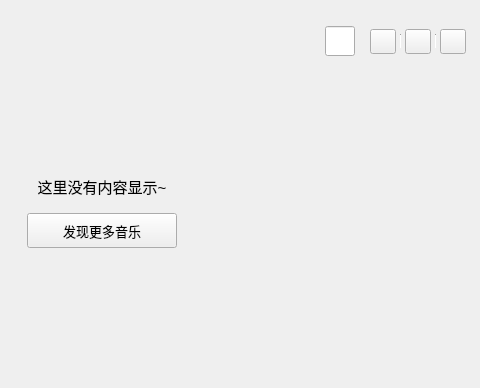
Above: KuGouClient/RecentlyPlayed/RecentlySingleSong/RecentlySingleSong.ui from a-mo-xi-wei/Qt-KuGouAppClient before the change; both pictures show x 276 to 756 and y 0 to 388 of the 756 by 388 pixel window. Below: the same form after it.
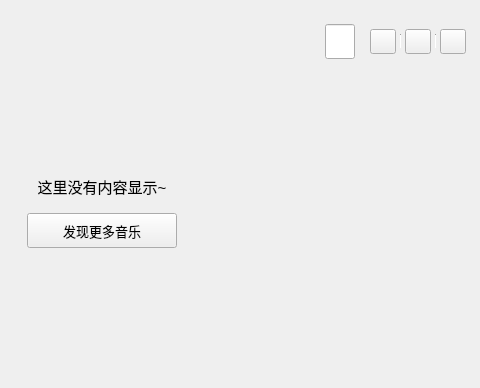
That is the form after the change. Custom widgets are drawn as their Qt base class.

```diff
--- a/KuGouClient/RecentlyPlayed/RecentlySingleSong/RecentlySingleSong.ui
+++ b/KuGouClient/RecentlyPlayed/RecentlySingleSong/RecentlySingleSong.ui
@@ -110,7 +110,7 @@
       <item>
        <widget class="MySearchLineEdit" name="search_lineEdit">
         <property name="sizePolicy">
-         <sizepolicy hsizetype="Fixed" vsizetype="Fixed">
+         <sizepolicy hsizetype="Fixed" vsizetype="Preferred">
           <horstretch>0</horstretch>
           <verstretch>0</verstretch>
          </sizepolicy>
@@ -118,13 +118,13 @@
         <property name="minimumSize">
          <size>
           <width>30</width>
-          <height>30</height>
+          <height>0</height>
          </size>
         </property>
         <property name="maximumSize">
          <size>
           <width>30</width>
-          <height>30</height>
+          <height>16777215</height>
          </size>
         </property>
         <property name="placeholderText">
```
